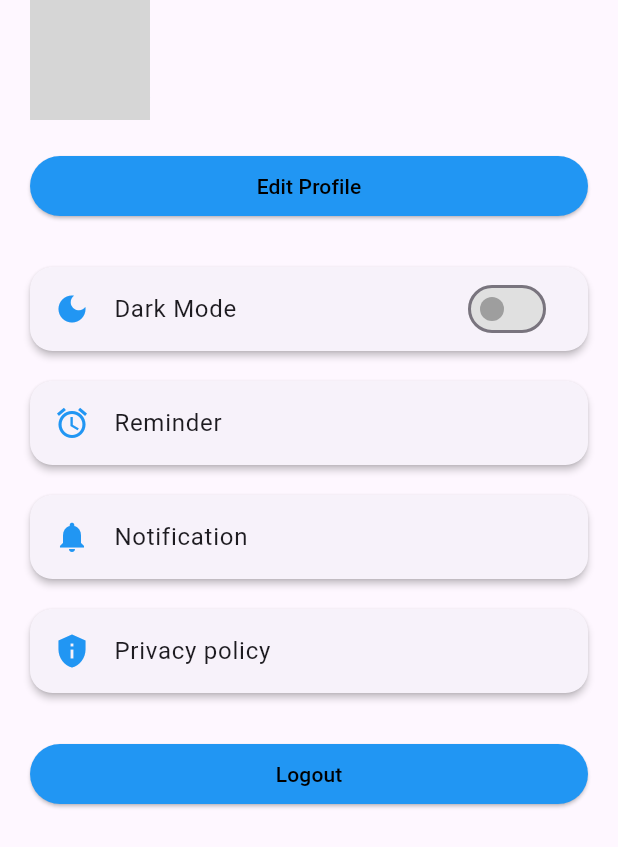
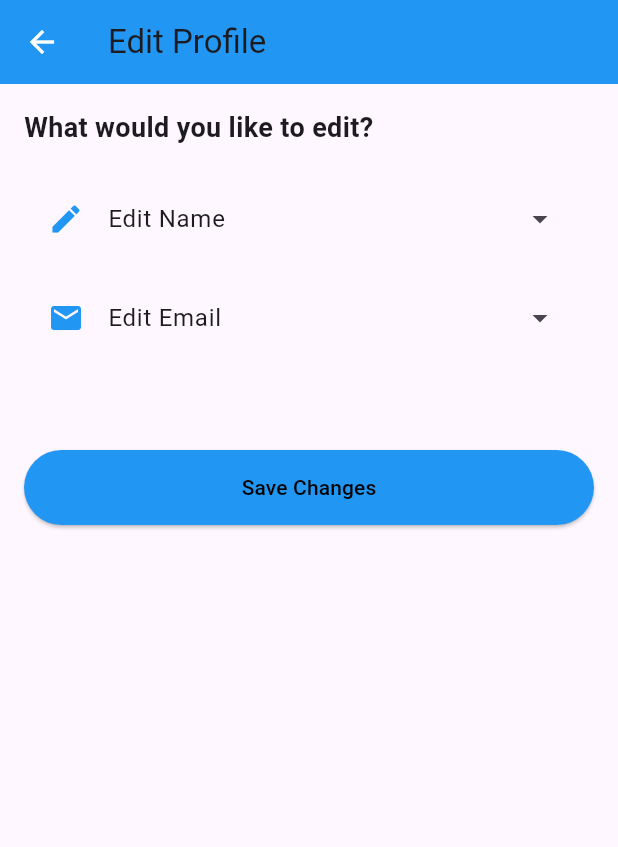
Before and after one commit to AlshaimaaAbdElnaeem/Habit-Tracker, a Flutter app: the ProfilePage screen opened directly, after a tap on "Edit Profile", on a phone screen of 412 x 824 dp. Shown: the top 847 px of the screen. Run offline on Flutter 3.47's test engine with Material 3 defaults, Android fonts, the phone set to English and light mode, and no system bars; our stand-ins replace cloud_firestore, curved_navigation_bar, firebase_auth, firebase_core, firebase_storage, flutter_bloc and 4 more; accounts and stored records are empty; network calls fail; grey boxes are pictures that could not be loaded.

Commit message:
ِActive edit profile button And add Edit page,his edit Name and email

```diff
--- /dev/null
+++ b/lib/features/Profile/edit_profile.dart
@@ -0,0 +1,200 @@
+import 'package:flutter/material.dart';
+import 'package:cloud_firestore/cloud_firestore.dart';
+import 'package:firebase_auth/firebase_auth.dart';
+
+class EditProfilePage extends StatefulWidget {
+  @override
+  _EditProfilePageState createState() => _EditProfilePageState();
+}
+
+class _EditProfilePageState extends State<EditProfilePage> {
+  final _formKey = GlobalKey<FormState>();
+  String? _name;
+  String? _email;
+  bool _isLoading = false;
+
+  // Variables to control visibility of fields
+  bool _showNameField = false;
+  bool _showEmailField = false;
+
+  @override
+  void initState() {
+    super.initState();
+    _fetchUserData();
+  }
+
+  Future<void> _fetchUserData() async {
+    User? user = FirebaseAuth.instance.currentUser;
+    if (user != null) {
+      DocumentSnapshot userData = await FirebaseFirestore.instance.collection('users').doc(user.uid).get();
+      if (userData.exists) {
+        setState(() {
+          _name = userData['name'];
+          _email = userData['email'];
+        });
+      }
+    }
+  }
+
+  Future<void> _saveChanges() async {
+    if (_formKey.currentState!.validate()) {
+      _formKey.currentState!.save();
+      setState(() {
+        _isLoading = true;
+      });
+
+      User? user = FirebaseAuth.instance.currentUser;
+      if (user != null) {
+        Map<String, String> updatedData = {};
+        if (_showNameField) updatedData['name'] = _name!;
+        if (_showEmailField) updatedData['email'] = _email!;
+
+        if (updatedData.isNotEmpty) {
+          await FirebaseFirestore.instance.collection('users').doc(user.uid).update(updatedData);
+
+          if (_showEmailField) {
+            await user.updateEmail(_email!);
+          }
+
+          setState(() {
+            _isLoading = false;
+          });
+
+          ScaffoldMessenger.of(context).showSnackBar(
+            SnackBar(content: Text('Profile updated successfully')),
+          );
+
+          Navigator.pop(context);
+        }
+      }
+    }
+  }
+
+  @override
+  Widget build(BuildContext context) {
+    return Scaffold(
+      appBar: AppBar(
+        title: Text('Edit Profile'),
+        backgroundColor: Colors.blue,
+        elevation: 0,
+        leading: IconButton(
+          icon: Icon(Icons.arrow_back, color: Colors.white),
+          onPressed: () {
+            Navigator.pop(context); // العودة للصفحة السابقة
+          },
+        ),
+      ),
+      body: _isLoading
+          ? Center(child: CircularProgressIndicator())
+          : Padding(
+        padding: const EdgeInsets.all(16.0),
+        child: Form(
+          key: _formKey,
+          child: Column(
+            crossAxisAlignment: CrossAxisAlignment.start,
+            children: [
+              //  خيارات لتعديل الاسم أو الاميل
+              Text(
+                'What would you like to edit?',
+                style: TextStyle(fontSize: 18, fontWeight: FontWeight.bold),
+              ),
+              SizedBox(height: 20),
+              _buildOption(
+                title: 'Edit Name',
+                icon: Icons.edit,
+                isVisible: _showNameField,
+                onPressed: () {
+                  setState(() {
+                    _showNameField = !_showNameField; // Toggle visibility
+                  });
+                },
+              ),
+              SizedBox(height: 10),
+              _buildOption(
+                title: 'Edit Email',
+                icon: Icons.email,
+                isVisible: _showEmailField,
+                onPressed: () {
+                  setState(() {
+                    _showEmailField = !_showEmailField; // Toggle visibility
+                  });
+                },
+              ),
+              SizedBox(height: 20),
+              // تعديل الاسم
+              if (_showNameField)
+                TextFormField(
+                  initialValue: _name,
+                  decoration: InputDecoration(
+                    labelText: 'Name',
+                    labelStyle: TextStyle(color: Colors.blue),
+                    focusedBorder: OutlineInputBorder(
+                      borderSide: BorderSide(color: Colors.blue),
+                    ),
+                    enabledBorder: OutlineInputBorder(
+                      borderSide: BorderSide(color: Colors.grey),
+                    ),
+                  ),
+                  validator: (value) {
+                    if (value == null || value.isEmpty) {
+                      return 'Please enter your name';
+                    }
+                    return null;
+                  },
+                  onSaved: (value) {
+                    _name = value;
+                  },
+                ),
+              SizedBox(height: 20),
+              //  تعديل الاميل
+              if (_showEmailField)
+                TextFormField(
+                  initialValue: _email,
+                  decoration: InputDecoration(
+                    labelText: 'Email',
+                    labelStyle: TextStyle(color: Colors.blue),
+                    focusedBorder: OutlineInputBorder(
+                      borderSide: BorderSide(color: Colors.blue),
+                    ),
+                    enabledBorder: OutlineInputBorder(
+                      borderSide: BorderSide(color: Colors.grey),
+                    ),
+                  ),
+                  validator: (value) {
+                    if (value == null || value.isEmpty || !value.contains('@')) {
+                      return 'Please enter a valid email';
+                    }
+                    return null;
+                  },
+                  onSaved: (value) {
+                    _email = value;
+                  },
+                ),
+              SizedBox(height: 20),
+              ElevatedButton(
+                onPressed: _saveChanges,
+                style: ElevatedButton.styleFrom(
+                  backgroundColor: Colors.blue,
+                  minimumSize: Size(double.infinity, 50),
+                ),
+                child: Text(
+                  'Save Changes',
+                  style: TextStyle(color: Colors.black),
+                ),
+              ),
+            ],
+          ),
+        ),
+      ),
+    );
+  }
+
+  Widget _buildOption({required String title, required IconData icon, required bool isVisible, required VoidCallback onPressed}) {
+    return ListTile(
+      leading: Icon(icon, color: Colors.blue),
+      title: Text(title),
+      trailing: Icon(isVisible ? Icons.arrow_drop_up : Icons.arrow_drop_down),
+      onTap: onPressed,
+    );
+  }
+}
--- a/lib/features/Profile/profile_page.dart
+++ b/lib/features/Profile/profile_page.dart
@@ -4,6 +4,7 @@ import 'package:image_picker/image_picker.dart';
 import 'package:firebase_storage/firebase_storage.dart';
 import 'package:cloud_firestore/cloud_firestore.dart';
 import 'package:firebase_auth/firebase_auth.dart';
+import 'package:task_project/features/Profile/edit_profile.dart';
 import 'package:task_project/features/Profile/privacy_page.dart';
 import 'package:task_project/features/auth/presentation/views/sign_in_page.dart';
 
@@ -158,7 +159,12 @@ class _ProfilePageState extends State<ProfilePage> {
               child: Column(
                 children: [
                   ElevatedButton(
-                    onPressed: () {},
+                    onPressed: () {
+                      Navigator.push(
+                        context,
+                        MaterialPageRoute(builder: (context) =>EditProfilePage()),
+                      );
+                    },
                     style: ElevatedButton.styleFrom(
                       backgroundColor: Colors.blue,
                       minimumSize: const Size(double.infinity, 40),
--- a/lib/main.dart
+++ b/lib/main.dart
@@ -61,8 +61,8 @@ class _HomeScreenState extends State<HomeScreen> {
     const HomePage(),
     ReportPage(),
     ProfilePage(
-      onThemeChanged: (isDarkMode) {
-        themeNotifier.value = isDarkMode ? ThemeMode.dark : ThemeMode.light;
+      onThemeChanged: (bool isDarkMode) {
+
       },
     ),
   ];
```
